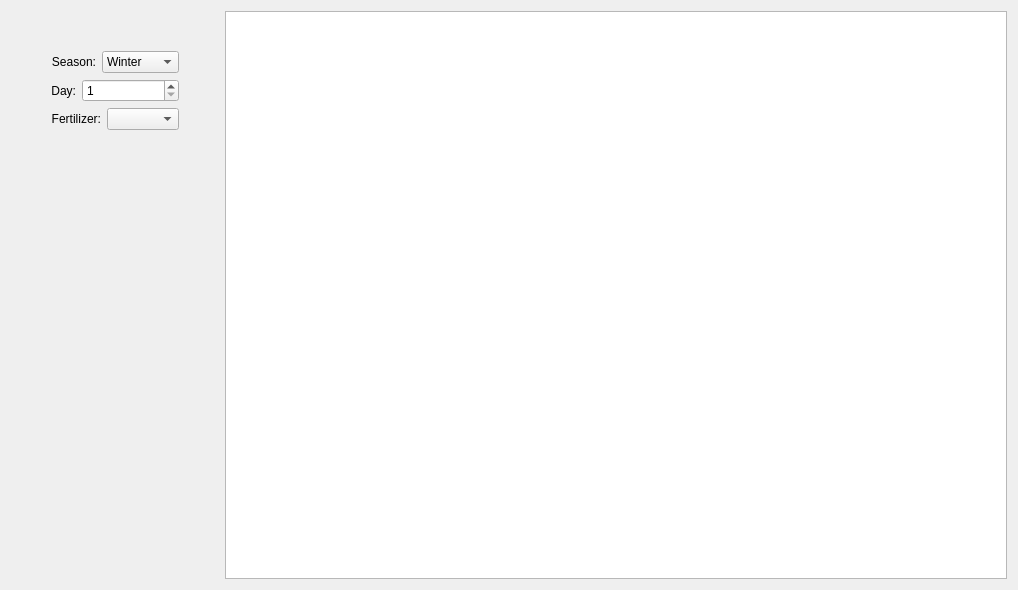
The window that ui/main_window.ui (Archangel4148/Stardew_Calc) describes before a commit, drawn with Qt 5.
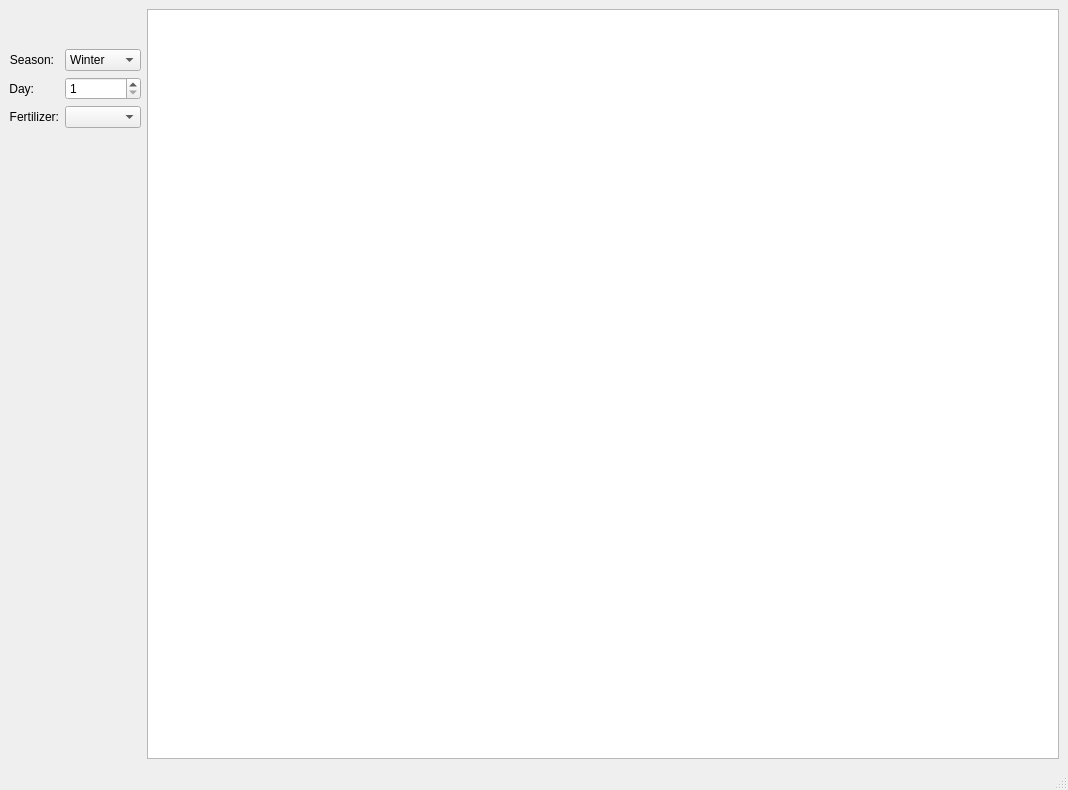
The same window after the commit.

```diff
--- a/ui/main_window.ui
+++ b/ui/main_window.ui
@@ -1,26 +1,27 @@
 <?xml version="1.0" encoding="UTF-8"?>
 <ui version="4.0">
  <class>main_window</class>
- <widget class="QWidget" name="main_window">
+ <widget class="QMainWindow" name="main_window">
   <property name="geometry">
    <rect>
     <x>0</x>
     <y>0</y>
-    <width>1018</width>
-    <height>590</height>
+    <width>1068</width>
+    <height>790</height>
    </rect>
   </property>
   <property name="windowTitle">
    <string>Stardew Crop Calculator</string>
   </property>
+  <property name="unifiedTitleAndToolBarOnMac">
+   <bool>false</bool>
+  </property>
+  <widget class="QWidget" name="centralwidget">
   <layout class="QHBoxLayout" name="horizontalLayout_2">
    <item>
     <layout class="QHBoxLayout" name="horizontalLayout" stretch="0,1">
      <item>
-      <layout class="QVBoxLayout" name="verticalLayout" stretch="0,0,0,0,0,1">
-       <property name="sizeConstraint">
-        <enum>QLayout::SetDefaultConstraint</enum>
-       </property>
+       <layout class="QVBoxLayout" name="verticalLayout" stretch="0,0,0,1">
        <item>
         <spacer name="verticalSpacer_2">
          <property name="orientation">
@@ -45,21 +46,8 @@
         </layout>
        </item>
        <item>
-        <layout class="QHBoxLayout" name="horizontalLayout_3" stretch="0,0,1,0">
-         <item>
-          <spacer name="horizontalSpacer_3">
-           <property name="orientation">
-            <enum>Qt::Horizontal</enum>
-           </property>
-           <property name="sizeHint" stdset="0">
-            <size>
-             <width>40</width>
-             <height>20</height>
-            </size>
-           </property>
-          </spacer>
-         </item>
-         <item>
+         <layout class="QFormLayout" name="formLayout_2">
+          <item row="0" column="0">
           <widget class="QLabel" name="season_label">
            <property name="text">
             <string>Season:</string>
@@ -69,7 +57,7 @@
            </property>
           </widget>
          </item>
-         <item>
+          <item row="0" column="1">
           <widget class="QComboBox" name="season_combo_box">
            <item>
             <property name="text">
@@ -93,37 +81,7 @@
            </item>
           </widget>
          </item>
-         <item>
-          <spacer name="horizontalSpacer_4">
-           <property name="orientation">
-            <enum>Qt::Horizontal</enum>
-           </property>
-           <property name="sizeHint" stdset="0">
-            <size>
-             <width>40</width>
-             <height>20</height>
-            </size>
-           </property>
-          </spacer>
-         </item>
-        </layout>
-       </item>
-       <item>
-        <layout class="QHBoxLayout" name="horizontalLayout_4" stretch="0,0,1,0">
-         <item>
-          <spacer name="horizontalSpacer">
-           <property name="orientation">
-            <enum>Qt::Horizontal</enum>
-           </property>
-           <property name="sizeHint" stdset="0">
-            <size>
-             <width>40</width>
-             <height>20</height>
-            </size>
-           </property>
-          </spacer>
-         </item>
-         <item>
+          <item row="1" column="0">
           <widget class="QLabel" name="day_label">
            <property name="text">
             <string>Day:</string>
@@ -133,7 +91,7 @@
            </property>
           </widget>
          </item>
-         <item>
+          <item row="1" column="1">
           <widget class="QSpinBox" name="day_spin_box">
            <property name="minimum">
             <number>1</number>
@@ -143,37 +101,7 @@
            </property>
           </widget>
          </item>
-         <item>
-          <spacer name="horizontalSpacer_2">
-           <property name="orientation">
-            <enum>Qt::Horizontal</enum>
-           </property>
-           <property name="sizeHint" stdset="0">
-            <size>
-             <width>40</width>
-             <height>20</height>
-            </size>
-           </property>
-          </spacer>
-         </item>
-        </layout>
-       </item>
-       <item>
-        <layout class="QHBoxLayout" name="horizontalLayout_5" stretch="0,0,1,0">
-         <item>
-          <spacer name="horizontalSpacer_5">
-           <property name="orientation">
-            <enum>Qt::Horizontal</enum>
-           </property>
-           <property name="sizeHint" stdset="0">
-            <size>
-             <width>40</width>
-             <height>20</height>
-            </size>
-           </property>
-          </spacer>
-         </item>
-         <item>
+          <item row="2" column="0">
           <widget class="QLabel" name="fertilizer_label">
            <property name="text">
             <string>Fertilizer:</string>
@@ -183,22 +111,9 @@
            </property>
           </widget>
          </item>
-         <item>
+          <item row="2" column="1">
           <widget class="QComboBox" name="fertilizer_combo_box"/>
          </item>
-         <item>
-          <spacer name="horizontalSpacer_6">
-           <property name="orientation">
-            <enum>Qt::Horizontal</enum>
-           </property>
-           <property name="sizeHint" stdset="0">
-            <size>
-             <width>40</width>
-             <height>20</height>
-            </size>
-           </property>
-          </spacer>
-         </item>
         </layout>
        </item>
        <item>
@@ -226,6 +141,18 @@
     </layout>
    </item>
   </layout>
+  </widget>
+  <widget class="QMenuBar" name="menubar">
+   <property name="geometry">
+    <rect>
+     <x>0</x>
+     <y>0</y>
+     <width>1068</width>
+     <height>21</height>
+    </rect>
+   </property>
+  </widget>
+  <widget class="QStatusBar" name="statusbar"/>
  </widget>
  <resources/>
  <connections/>
```
Left out of the diff: 9 changed lines with no effect on the pictures. Lines whose indentation alone changed are shown as unchanged.
